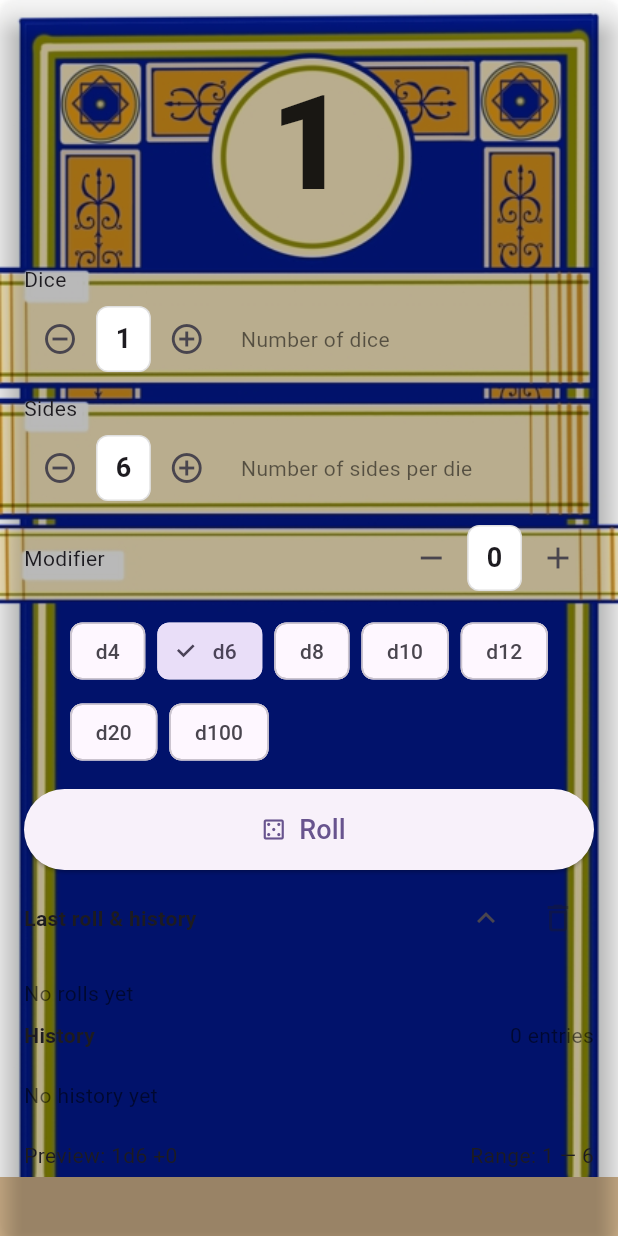
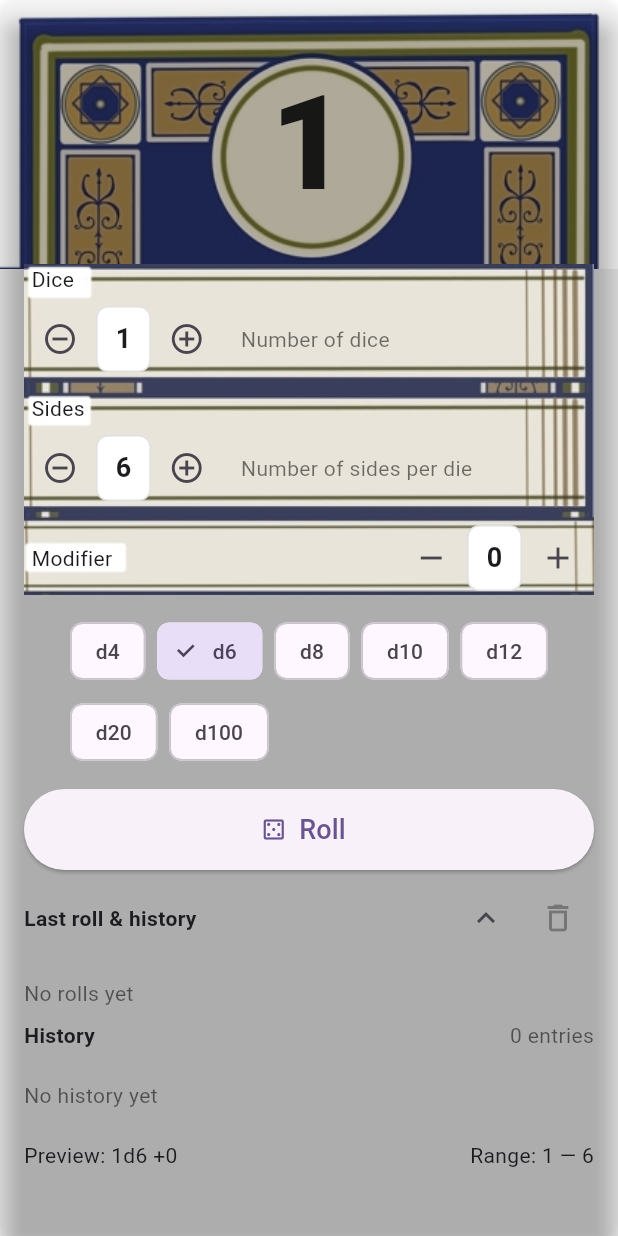
Before and after one commit to erickveil/woodbine, a Flutter app: the screen it shows after launch, on a phone screen of 412 x 824 dp. Run offline on Flutter 3.47's test engine with Material 3 defaults, Android fonts, the light colour scheme and no system bars; our stand-ins replace package_info_plus; missing offline and left inert: window_size.

Commit message:
Added background image to scroll area

```diff
--- a/lib/app.dart
+++ b/lib/app.dart
@@ -14,7 +14,7 @@ class DiceRollerApp extends StatelessWidget {
       ),
       home: Container(
         decoration: const BoxDecoration(
-          color: Color(0xFFD2B48C), // tan background color
+          color: Color(0xFFEEEEEE), // light gray background color
           image: DecorationImage(
             image: AssetImage('assets/images/background.jpg'),
             fit: BoxFit.fitWidth,
--- a/lib/pages/dice_roller_page.dart
+++ b/lib/pages/dice_roller_page.dart
@@ -303,13 +303,30 @@ class _DiceRollerPageState extends State<DiceRollerPage> {
   Widget _buildControlsSection(bool narrow) {
     return Expanded(
       child: SingleChildScrollView(
-        child: Column(
+        child: Stack(
           children: [
-            _buildDiceControls(narrow),
-            const SizedBox(height: 14),
-            _buildRollButton(),
-            const SizedBox(height: 8),
-            _buildHistoryList(),
+            // Background image that extends to full window width
+            Positioned.fill(
+              child: Container(
+                decoration: const BoxDecoration(
+                  image: DecorationImage(
+                    image: AssetImage('assets/images/controls_background.jpg'),
+                    fit: BoxFit.fitWidth,
+                    alignment: Alignment.topCenter,
+                  ),
+                ),
+              ),
+            ),
+            // Content on top
+            Column(
+              children: [
+                _buildDiceControls(narrow),
+                const SizedBox(height: 14),
+                _buildRollButton(),
+                const SizedBox(height: 8),
+                _buildHistoryList(),
+              ],
+            ),
           ],
         ),
       ),
--- a/lib/widgets/dice_controls.dart
+++ b/lib/widgets/dice_controls.dart
@@ -102,7 +102,10 @@ class DiceControls extends StatelessWidget {
     return Column(
       crossAxisAlignment: CrossAxisAlignment.start,
       children: [
-        Text(label),
+        Padding(
+          padding: const EdgeInsets.only(left: 5),
+          child: Text(label),
+        ),
         const SizedBox(height: 6),
         Row(
           children: [
@@ -138,7 +141,10 @@ class DiceControls extends StatelessWidget {
     return Row(
       children: [
         Expanded(
-          child: Text('Modifier'),
+          child: Padding(
+            padding: const EdgeInsets.only(left: 5),
+            child: Text('Modifier'),
+          ),
         ),
         const SizedBox(width: 8),
         IconButton(
@@ -169,7 +175,10 @@ class DiceControls extends StatelessWidget {
     return Column(
       crossAxisAlignment: CrossAxisAlignment.start,
       children: [
-        const Text('Modifier'),
+        const Padding(
+          padding: EdgeInsets.only(left: 5),
+          child: Text('Modifier'),
+        ),
         const SizedBox(height: 6),
         Row(
           children: [
--- a/pubspec.yaml
+++ b/pubspec.yaml
@@ -65,6 +65,7 @@ flutter:
   # To add assets to your application, add an assets section, like this:
   assets:
     - assets/images/background.jpg
+    - assets/images/controls_background.jpg
 
   # An image asset can refer to one or more resolution-specific "variants", see
   # https://flutter.dev/to/resolution-aware-images
```
Also changed, not shown: assets/images/background.jpg, assets/images/controls_background.jpg (added).
